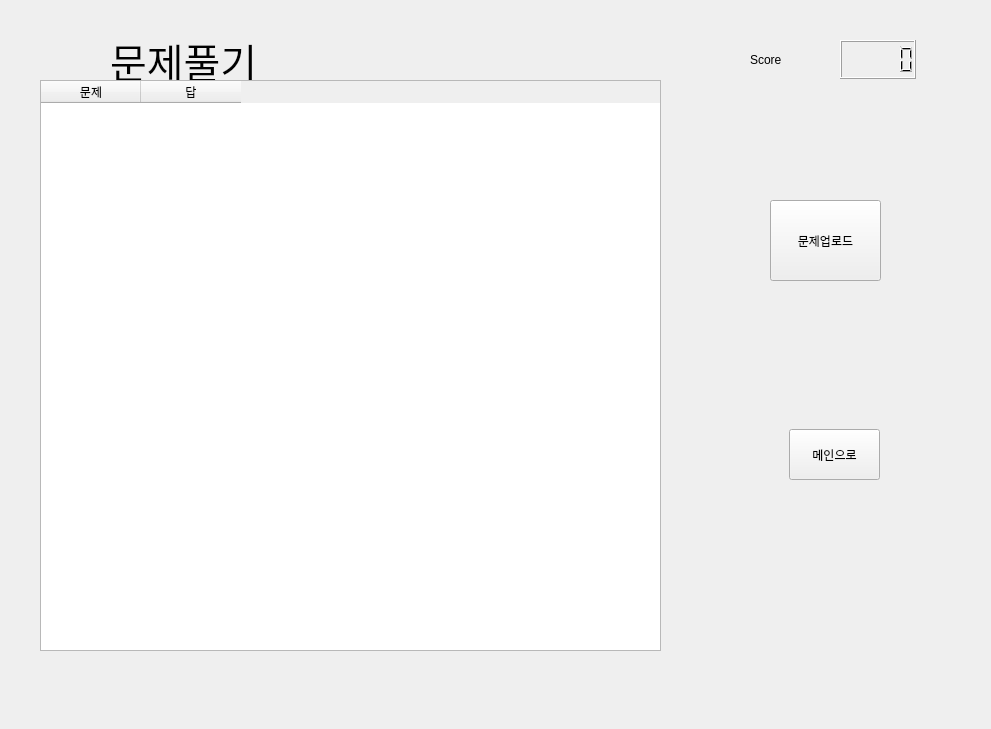
This is base.ui in education-aiot/education-iot as Qt 5 draws it before an edit. The edited form follows.
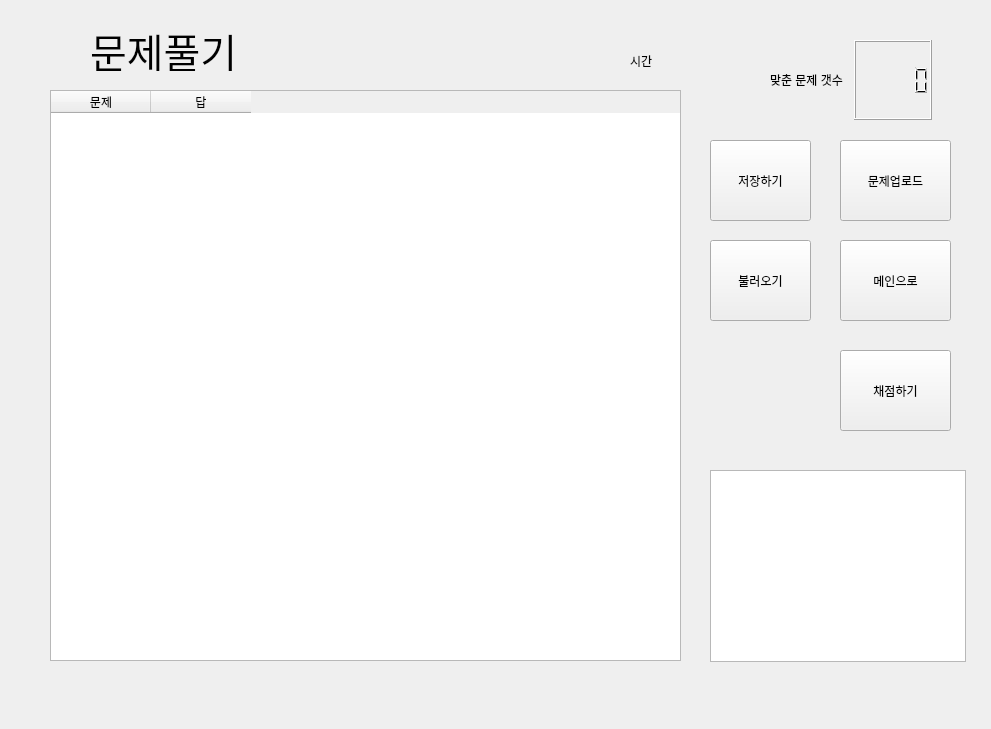
This is the edited form. The open tabs and pages were chosen to show the change.

Patch:
```diff
--- a/base.ui
+++ b/base.ui
@@ -17,7 +17,7 @@
    <property name="geometry">
     <rect>
      <x>10</x>
-     <y>-10</y>
+     <y>10</y>
      <width>971</width>
      <height>711</height>
     </rect>
@@ -492,31 +492,21 @@
     <widget class="QPushButton" name="stu_back_btn2">
      <property name="geometry">
       <rect>
-       <x>779</x>
-       <y>439</y>
-       <width>91</width>
-       <height>51</height>
+       <x>830</x>
+       <y>230</y>
+       <width>111</width>
+       <height>81</height>
       </rect>
      </property>
      <property name="text">
       <string>메인으로</string>
      </property>
     </widget>
-    <widget class="QLCDNumber" name="lcdNumber">
-     <property name="geometry">
-      <rect>
-       <x>830</x>
-       <y>50</y>
-       <width>76</width>
-       <height>39</height>
-      </rect>
-     </property>
-    </widget>
     <widget class="QLabel" name="label_12">
      <property name="geometry">
       <rect>
-       <x>100</x>
-       <y>50</y>
+       <x>80</x>
+       <y>20</y>
        <width>171</width>
        <height>41</height>
       </rect>
@@ -530,24 +520,11 @@
       <string>문제풀기</string>
      </property>
     </widget>
-    <widget class="QLabel" name="label_15">
-     <property name="geometry">
-      <rect>
-       <x>740</x>
-       <y>50</y>
-       <width>76</width>
-       <height>39</height>
-      </rect>
-     </property>
-     <property name="text">
-      <string>Score</string>
-     </property>
-    </widget>
     <widget class="QPushButton" name="randchoice_btn">
      <property name="geometry">
       <rect>
-       <x>760</x>
-       <y>210</y>
+       <x>830</x>
+       <y>130</y>
        <width>111</width>
        <height>81</height>
       </rect>
@@ -559,9 +536,9 @@
     <widget class="QTableWidget" name="tableWidget_2">
      <property name="geometry">
       <rect>
-       <x>30</x>
-       <y>90</y>
-       <width>621</width>
+       <x>40</x>
+       <y>80</y>
+       <width>631</width>
        <height>571</height>
       </rect>
      </property>
@@ -576,6 +553,90 @@
       </property>
      </column>
     </widget>
+    <widget class="QPushButton" name="check_ans_btn">
+     <property name="geometry">
+      <rect>
+       <x>830</x>
+       <y>340</y>
+       <width>111</width>
+       <height>81</height>
+      </rect>
+     </property>
+     <property name="text">
+      <string>채점하기</string>
+     </property>
+    </widget>
+    <widget class="QTextBrowser" name="check_browser">
+     <property name="geometry">
+      <rect>
+       <x>700</x>
+       <y>460</y>
+       <width>256</width>
+       <height>192</height>
+      </rect>
+     </property>
+    </widget>
+    <widget class="QWidget" name="horizontalLayoutWidget">
+     <property name="geometry">
+      <rect>
+       <x>760</x>
+       <y>30</y>
+       <width>162</width>
+       <height>80</height>
+      </rect>
+     </property>
+     <layout class="QHBoxLayout" name="horizontalLayout">
+      <item>
+       <widget class="QLabel" name="label_15">
+        <property name="text">
+         <string>맞춘 문제 갯수</string>
+        </property>
+       </widget>
+      </item>
+      <item>
+       <widget class="QLCDNumber" name="lcdNumber"/>
+      </item>
+     </layout>
+    </widget>
+    <widget class="QLabel" name="timeout_label">
+     <property name="geometry">
+      <rect>
+       <x>620</x>
+       <y>30</y>
+       <width>111</width>
+       <height>41</height>
+      </rect>
+     </property>
+     <property name="text">
+      <string>시간</string>
+     </property>
+    </widget>
+    <widget class="QPushButton" name="save_btn">
+     <property name="geometry">
+      <rect>
+       <x>700</x>
+       <y>130</y>
+       <width>101</width>
+       <height>81</height>
+      </rect>
+     </property>
+     <property name="text">
+      <string>저장하기</string>
+     </property>
+    </widget>
+    <widget class="QPushButton" name="load_btn">
+     <property name="geometry">
+      <rect>
+       <x>700</x>
+       <y>230</y>
+       <width>101</width>
+       <height>81</height>
+      </rect>
+     </property>
+     <property name="text">
+      <string>불러오기</string>
+     </property>
+    </widget>
    </widget>
   </widget>
  </widget>
```
Left out of the diff: 57 changed lines with no effect on the pictures.
